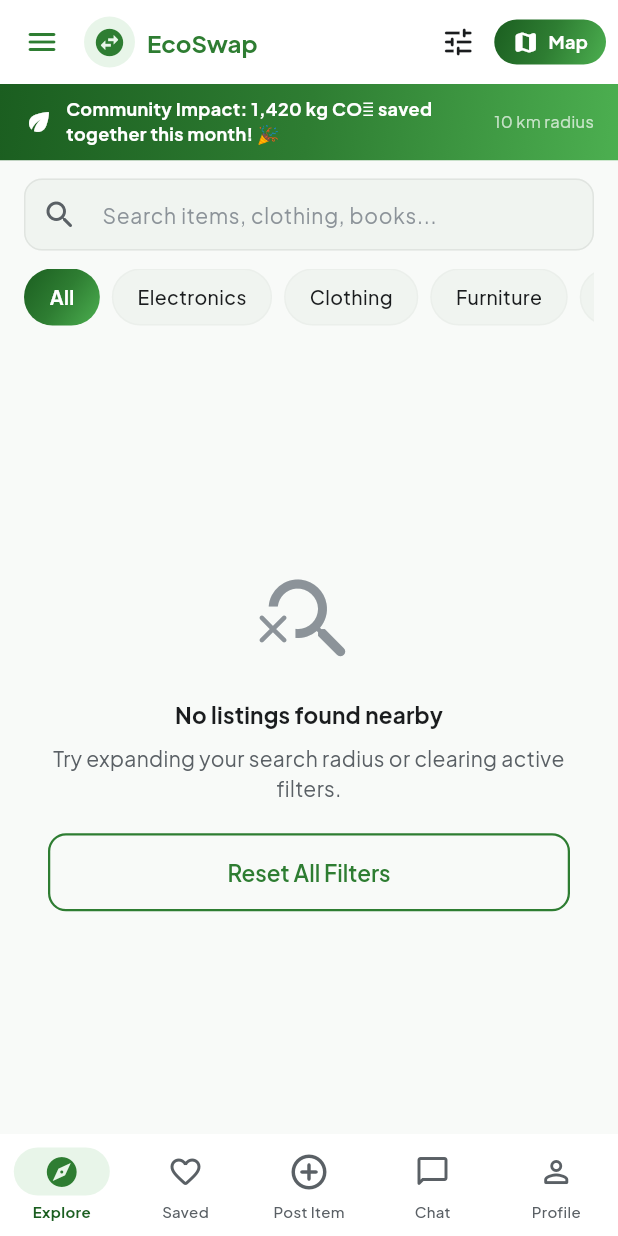
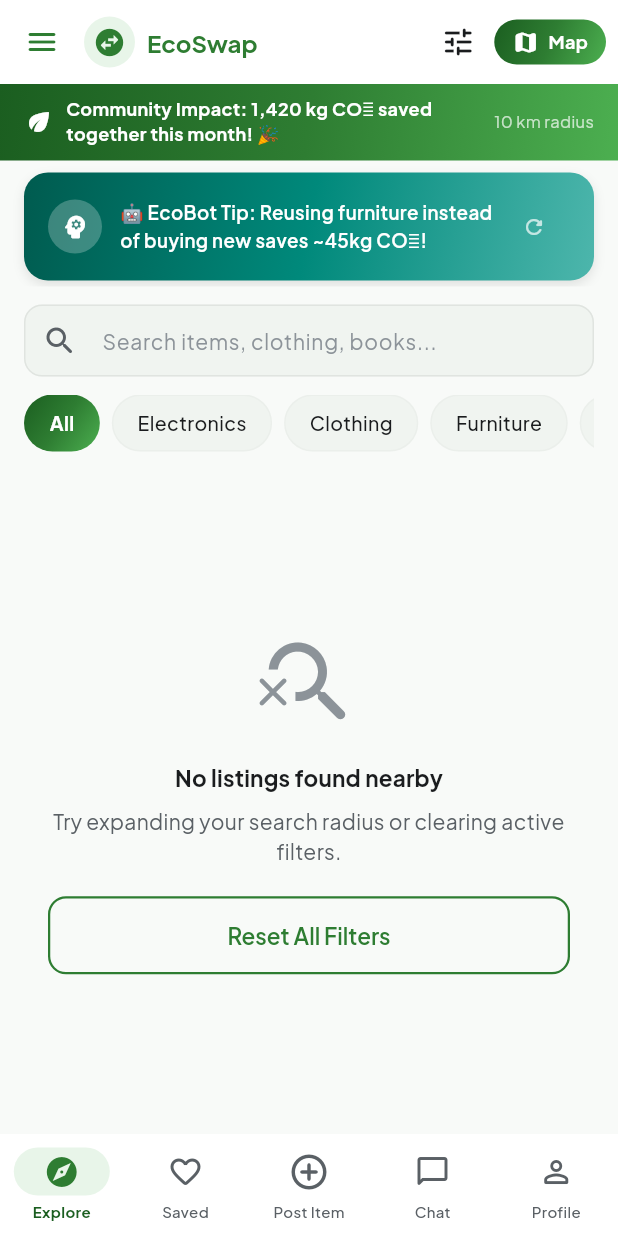
Before and after one commit to UzairBaig991/EcoSwap-MAD-Project, a Flutter app: the HomeScreen screen opened by its route, on a phone screen of 412 x 824 dp. Run offline on Flutter 3.47's test engine with Material 3 defaults, Android fonts, the phone set to English and light mode, and no system bars; our stand-ins replace cached_network_image, cloud_firestore, equatable, firebase_auth, firebase_core, firebase_messaging and 15 more; missing offline and left inert: dart_geohash; accounts and stored records are empty.

Commit message:
Add the chatbot

```diff
--- a/lib/features/auth/screens/login_screen.dart
+++ b/lib/features/auth/screens/login_screen.dart
@@ -284,6 +284,8 @@ class _LoginScreenState extends ConsumerState<LoginScreen> with SingleTickerProv
               ),
             ),
           ),
+        ),
+      ),
     );
   }
 }
--- a/lib/features/home/screens/home_screen.dart
+++ b/lib/features/home/screens/home_screen.dart
@@ -8,6 +8,7 @@ import '../../../core/constants/app_colors.dart';
 import '../../../core/constants/app_constants.dart';
 import '../../../core/constants/app_strings.dart';
 import '../../../core/widgets/app_drawer.dart';
+import '../../../core/widgets/ecobot_bottom_sheet.dart';
 import '../../../data/models/listing_model.dart';
 import '../../favorites/providers/favorites_provider.dart';
 import '../providers/home_provider.dart';
@@ -328,6 +329,9 @@ class _HomeScreenState extends ConsumerState<HomeScreen> {
             ),
           ),
 
+          // EcoBot Smart AI Assistant Tip Banner
+          const _EcoBotTipCard(),
+
           // Search & Category Header
           Container(
             color: theme.scaffoldBackgroundColor,
@@ -556,3 +560,84 @@ class _HomeScreenState extends ConsumerState<HomeScreen> {
     );
   }
 }
+
+class _EcoBotTipCard extends StatefulWidget {
+  const _EcoBotTipCard();
+
+  @override
+  State<_EcoBotTipCard> createState() => _EcoBotTipCardState();
+}
+
+class _EcoBotTipCardState extends State<_EcoBotTipCard> {
+  int _tipIndex = 0;
+  final List<String> _tips = [
+    '🤖 EcoBot Tip: Reusing furniture instead of buying new saves ~45kg CO₂!',
+    '🌿 Smart Match: 3 new free items are listed within 2 km of your location.',
+    '💡 Tip: Complete weekly eco challenges to earn your "Eco Champion 🏆" badge.',
+    '♻️ Did you know? Swapping 5 items prevents 100kg of landfill waste yearly!',
+  ];
+
+  void _nextTip() {
+    setState(() {
+      _tipIndex = (_tipIndex + 1) % _tips.length;
+    });
+  }
+
+  @override
+  Widget build(BuildContext context) {
+    return GestureDetector(
+      onTap: () {
+        showModalBottomSheet(
+          context: context,
+          isScrollControlled: true,
+          backgroundColor: Colors.transparent,
+          builder: (context) => const EcoBotBottomSheet(),
+        );
+      },
+      child: Container(
+        margin: const EdgeInsets.fromLTRB(16, 8, 16, 4),
+        padding: const EdgeInsets.symmetric(horizontal: 16, vertical: 12),
+        decoration: BoxDecoration(
+          gradient: AppColors.impactGradient,
+          borderRadius: BorderRadius.circular(16),
+          boxShadow: [
+            BoxShadow(
+              color: Colors.black.withOpacity(0.1),
+              blurRadius: 6,
+              offset: const Offset(0, 3),
+            ),
+          ],
+        ),
+        child: Row(
+          children: [
+            const CircleAvatar(
+              backgroundColor: Colors.white24,
+              radius: 18,
+              child: Icon(Icons.psychology_rounded, color: Colors.white, size: 20),
+            ),
+            const SizedBox(width: 12),
+            Expanded(
+              child: AnimatedSwitcher(
+                duration: const Duration(milliseconds: 300),
+                child: Text(
+                  _tips[_tipIndex],
+                  key: ValueKey<int>(_tipIndex),
+                  style: const TextStyle(
+                    color: Colors.white,
+                    fontSize: 12.5,
+                    fontWeight: FontWeight.w600,
+                  ),
+                ),
+              ),
+            ),
+            IconButton(
+              icon: const Icon(Icons.refresh_rounded, color: Colors.white70, size: 16),
+              onPressed: _nextTip,
+              tooltip: 'Next Tip',
+            ),
+          ],
+        ),
+      ),
+    );
+  }
+}
```
Also changed, not shown: lib/core/network/openai_service.dart (added, +84 -0 lines), lib/core/widgets/ecobot_bottom_sheet.dart (added, +295 -0 lines). Lines whose indentation alone changed are shown as unchanged.
